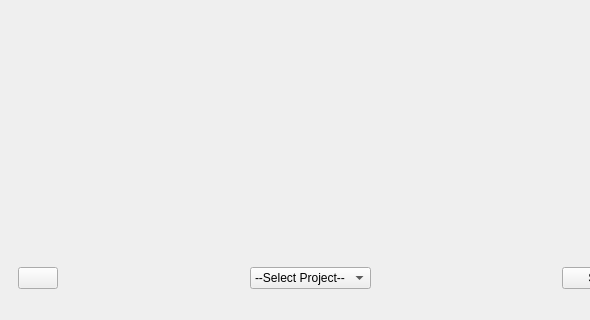
Before: the Qt Designer form ui/explorer.ui in iceanimations/customui, drawn with Qt 5; both pictures show x 0 to 590 and y 198 to 518 of the 918 by 518 pixel window.
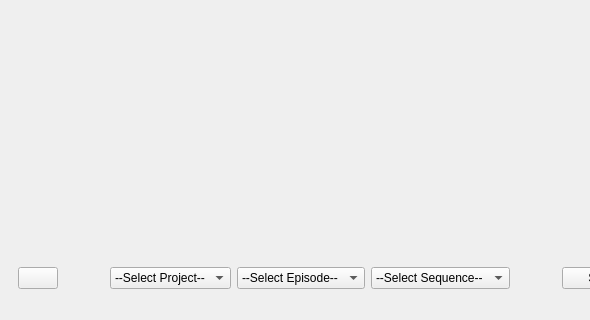
After: the same form once the commit is applied.

Commit message: functions removed from assetExplorer moved here ui improved author: Qurban Ali (qurban.ali@iceanimations.com) committer: Hussain Parsaiyan (hussain.parsaiyan@iceanimations.com)

What changed in the file:
```diff
--- a/ui/explorer.ui
+++ b/ui/explorer.ui
@@ -77,6 +77,24 @@
         </item>
        </widget>
       </item>
+      <item>
+       <widget class="QComboBox" name="episodeBox">
+        <item>
+         <property name="text">
+          <string>--Select Episode--</string>
+         </property>
+        </item>
+       </widget>
+      </item>
+      <item>
+       <widget class="QComboBox" name="sequenceBox">
+        <item>
+         <property name="text">
+          <string>--Select Sequence--</string>
+         </property>
+        </item>
+       </widget>
+      </item>
       <item>
        <spacer name="horizontalSpacer">
         <property name="orientation">
```
Left out of the diff: 2 changed lines with no effect on the pictures. The commit also changes 1 other file.
